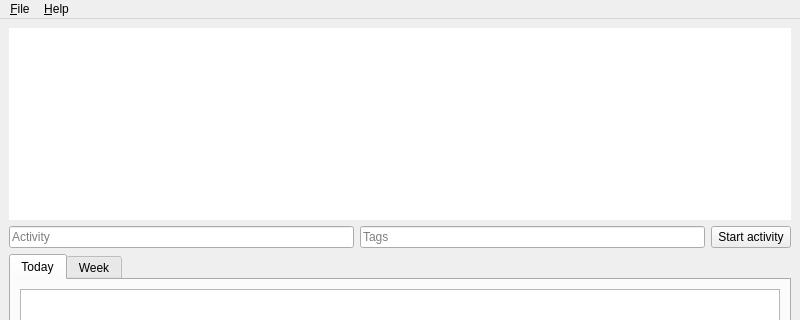
First picture: the form in src/ui/mainwindow.ui, repository vubiostat/hourglass-qt, before the edit; both pictures show x 0 to 800 and y 0 to 320 of the 800 by 600 pixel window.
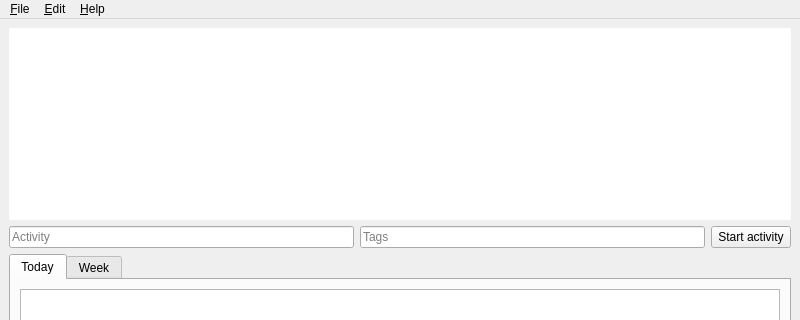
Second picture: the form after the edit. Custom widgets are drawn as their Qt base class.

Patch:
```diff
--- a/src/ui/mainwindow.ui
+++ b/src/ui/mainwindow.ui
@@ -346,7 +346,14 @@
     <addaction name="action_About"/>
     <addaction name="actionAbout_Qt"/>
    </widget>
+   <widget class="QMenu" name="menu_Edit">
+    <property name="title">
+     <string>&amp;Edit</string>
+    </property>
+    <addaction name="action_Preferences"/>
+   </widget>
    <addaction name="menu_File"/>
+   <addaction name="menu_Edit"/>
    <addaction name="menu_Help"/>
   </widget>
   <action name="action_Quit">
```
Left out of the diff: 5 changed lines with no effect on the pictures.
